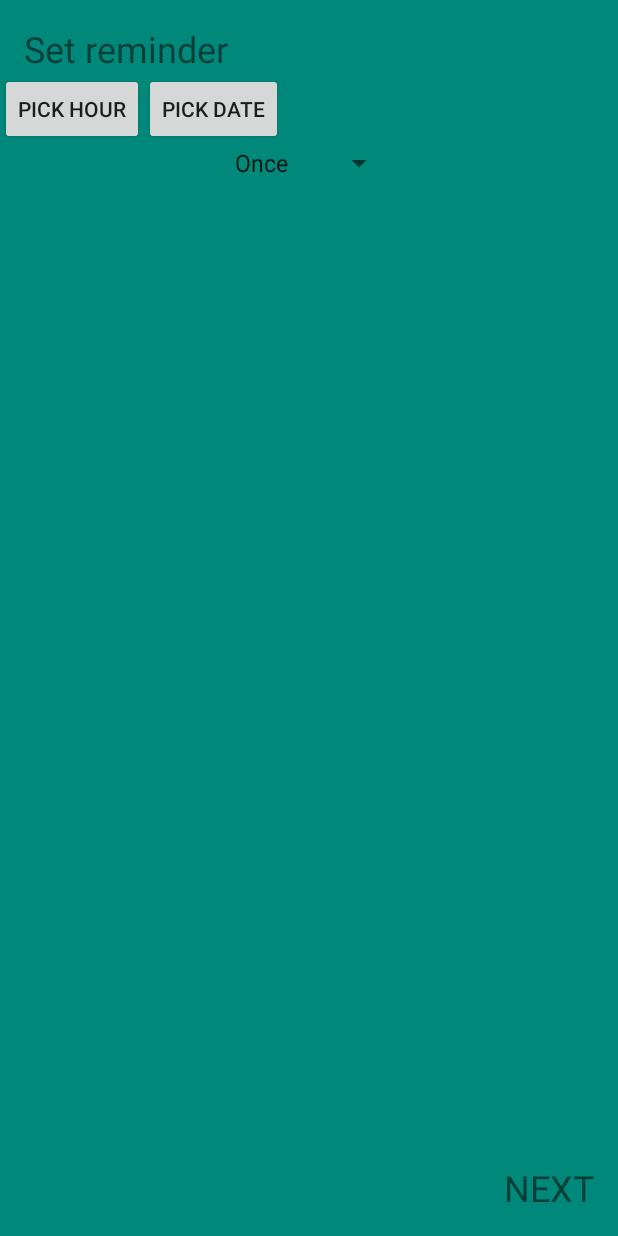
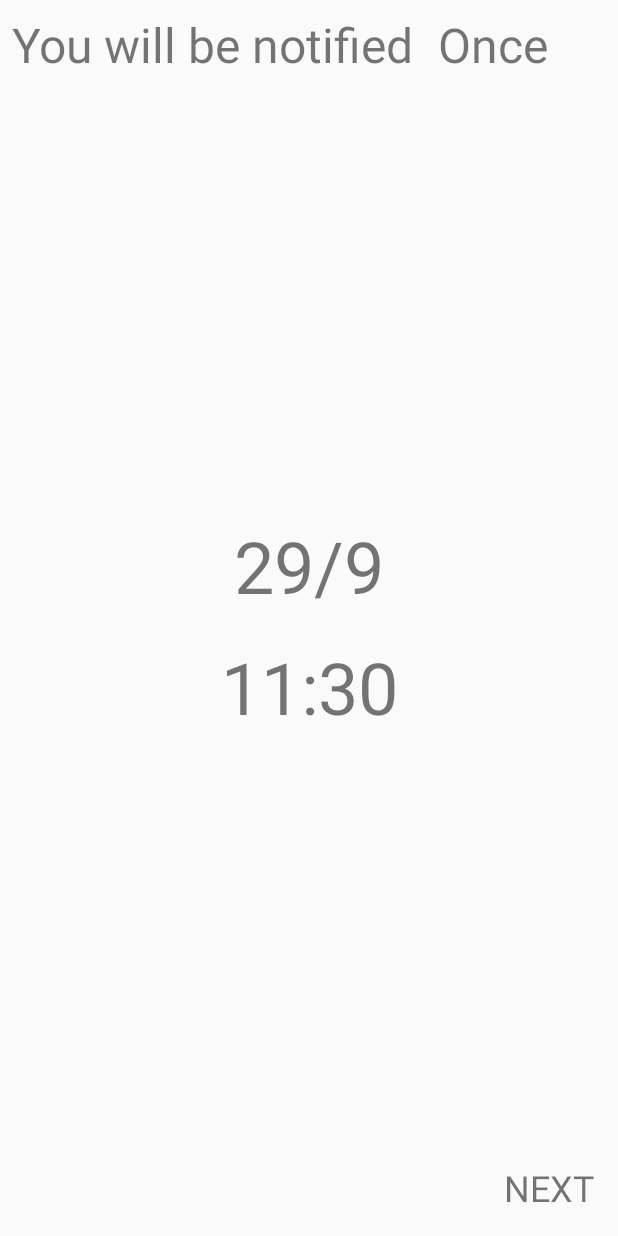
Before and after one commit to r0shka/Remind-Me, an Android app: the SetReminderFragment screen opened through its navigation route, on a phone screen of 412 x 824 dp. Run offline under Robolectric (Android 15) with nearby library versions, the phone set to English and light mode, and no system bars; our stand-ins replace Room's generated code, paging; libraries missing offline, so code that uses them is left out: androidx.paging; 6 statements that could not run were skipped.

Commit message:
improved ui

```diff
--- a/app/src/main/java/com/example/videoreminder/db/dao/TaskDao.java
+++ b/app/src/main/java/com/example/videoreminder/db/dao/TaskDao.java
@@ -26,7 +26,7 @@ public interface TaskDao {
     @Query("DELETE FROM TASK_TABLE")
     public void deleteAll();
 
-    @Query("SELECT * FROM TASK_TABLE ORDER BY alarm_timestamp")
+    @Query("SELECT * FROM TASK_TABLE")
     public DataSource.Factory<Integer, Task> getAllTasks();
 
     @Query("SELECT * FROM TASK_TABLE WHERE id = :id LIMIT 1")
--- a/app/src/main/java/com/example/videoreminder/ui/DetailsFragment.java
+++ b/app/src/main/java/com/example/videoreminder/ui/DetailsFragment.java
@@ -74,7 +74,7 @@ public class DetailsFragment extends Fragment {
         viewModel.getTaskById(taskId).observe(this, task -> {
             currentTask = task;
             title.setText(currentTask.getTitle());
-            description.setText(currentTask.getDescription());
+            description.setText(currentTask.getDescription()+""+currentTask.getPeriodicity());
             Utils.setBackgroundColor(currentTask.getBackgroundColor(), main);
         });
 
@@ -91,9 +91,6 @@ public class DetailsFragment extends Fragment {
             bundle.putInt("origin", MainFragment.DELETE_TASK_ORIGIN);
             Navigation.findNavController(v).navigate(R.id.action_detailsFragment_to_mainFragment, bundle);
         });
-
-        TextView cancelAlarm = rootView.findViewById(R.id.task_details_cancel_alarm);
-        cancelAlarm.setOnClickListener(v->cancelAlarm());
         return rootView;
     }
 
--- a/app/src/main/java/com/example/videoreminder/ui/SetReminderFragment.java
+++ b/app/src/main/java/com/example/videoreminder/ui/SetReminderFragment.java
@@ -48,6 +48,9 @@ public class SetReminderFragment extends Fragment implements AdapterView.OnItemS
     private long periodicity;
     private long alarmTimestamp;
 
+    private TextView pickHour;
+    private TextView pickDate;
+
     private int pickerHour = 0;
     private int pickerMin = 0;
     private int pickerYear = 0;
@@ -76,27 +79,26 @@ public class SetReminderFragment extends Fragment implements AdapterView.OnItemS
 
         viewModel = ViewModelProviders.of(this).get(TaskViewModel.class);
         dateHourSharedViewModel = ViewModelProviders.of(getActivity()).get(DateHourSharedViewModel.class);
-        setBackgroundColor(view);
 
         Spinner spinner = view.findViewById(R.id.frequency_spinner);
         // Create an ArrayAdapter using the string array and a default spinner layout
         ArrayAdapter<CharSequence> adapter = ArrayAdapter.createFromResource(getContext(),
-                R.array.reminder_periodicity_array, android.R.layout.simple_spinner_item);
+                R.array.reminder_periodicity_array, R.layout.spinner_item);
         adapter.setDropDownViewResource(android.R.layout.simple_spinner_dropdown_item);
         spinner.setAdapter(adapter);
         spinner.setOnItemSelectedListener(this);
-        isRepeatingAlarm = false;
 
         observeTime();
         observeDate();
+        setDefaultDateTime();
 
-        Button pickHourButton = view.findViewById(R.id.pick_hour_button);
-        pickHourButton.setOnClickListener(v -> {
+        pickHour = view.findViewById(R.id.pick_hour);
+        pickHour.setOnClickListener(v -> {
             showTimePickerDialog();
         });
 
-        Button pickDateButton = view.findViewById(R.id.pick_date_button);
-        pickDateButton.setOnClickListener(v -> {
+        pickDate = view.findViewById(R.id.pick_date);
+        pickDate.setOnClickListener(v -> {
             showDatePickerDialog();
         });
 
@@ -105,12 +107,16 @@ public class SetReminderFragment extends Fragment implements AdapterView.OnItemS
         Log.d("----->SetReminder", "color received:"+bundle.getInt("backgroundColor"));
         TextView nextButton = view.findViewById(R.id.pick_date_next);
         nextButton.setOnClickListener(v -> {
+            setAlarmTimestamp();
+            commitTask();
             setAlarm();
-            commitTask();
             Navigation.findNavController(v).navigate(R.id.action_pickDateFragment_to_mainFragment, bundle);
         });
     }
 
+    /**
+     * Save task to database, and put origin to bundle in order to display success message on main screen
+     */
     private void commitTask() {
         if (getArguments() != null) {
             String title = getArguments().getString("taskTitle");
@@ -120,11 +126,6 @@ public class SetReminderFragment extends Fragment implements AdapterView.OnItemS
             taskId = viewModel.addTask(task);
             getArguments().putInt("origin", MainFragment.NEW_TASK_ORIGIN);
         }
-    }
-
-    private void setBackgroundColor(View rootView) {
-        View main = rootView.findViewById(R.id.pick_date_container);
-        main.setBackgroundResource(R.color.background_color_green);
     }
 
     private void showTimePickerDialog() {
@@ -145,6 +146,7 @@ public class SetReminderFragment extends Fragment implements AdapterView.OnItemS
         dateHourSharedViewModel.getMinute().observe(this, minute -> {
             Log.i("Minute picked", "" + minute);
             pickerMin = minute;
+            pickHour.setText(pickerHour+":"+pickerMin);
         });
     }
 
@@ -160,7 +162,9 @@ public class SetReminderFragment extends Fragment implements AdapterView.OnItemS
         dateHourSharedViewModel.getDay().observe(this, day -> {
             Log.i("Day picked", "" + day);
             pickerDay = day;
+            pickDate.setText(pickerDay+"/"+pickerMonth);
         });
+
     }
 
     /**
@@ -176,6 +180,7 @@ public class SetReminderFragment extends Fragment implements AdapterView.OnItemS
         notifyIntent.putExtra("taskTitle", title);
         notifyIntent.putExtra("taskDescription", description);
         notifyIntent.putExtra("taskId", taskId);
+        notifyIntent.putExtra("taskPeriodicity", periodicity);
         Log.i("=====Id set:", " " + taskId);
 
         /* casting long id to int, hoping there won't be 2.1 billion tasks */
@@ -184,15 +189,12 @@ public class SetReminderFragment extends Fragment implements AdapterView.OnItemS
                         PendingIntent.FLAG_UPDATE_CURRENT);
         final AlarmManager alarmManager = (AlarmManager) getContext().getSystemService(ALARM_SERVICE);
 
-        setAlarmTimestamp();
-
         if (alarmManager != null) {
             if (isRepeatingAlarm) {
                 alarmManager.setInexactRepeating(AlarmManager.RTC_WAKEUP, alarmTimestamp,
                         periodicity, notifyPendingIntent);
             } else {
-                alarmManager.setExact(AlarmManager.RTC_WAKEUP, alarmTimestamp,
-                        notifyPendingIntent);
+                alarmManager.setExact(AlarmManager.RTC_WAKEUP, alarmTimestamp, notifyPendingIntent);
             }
             Log.d("SetReminder", "Alarm set! ------------------");
             Log.d("Alarm set for: ", "" + pickerHour + "h" + pickerMin + ", " +
@@ -215,18 +217,33 @@ public class SetReminderFragment extends Fragment implements AdapterView.OnItemS
             // Create the NotificationChannel with all the parameters.
             NotificationChannel notificationChannel = new NotificationChannel
                     (PRIMARY_CHANNEL_ID,
-                            "Stand up notification",
+                            "Task notification",
                             NotificationManager.IMPORTANCE_HIGH);
 
             notificationChannel.enableLights(true);
             notificationChannel.setLightColor(Color.RED);
             notificationChannel.enableVibration(true);
-            notificationChannel.setDescription("Notifies every 15 minutes to " +
-                    "stand up and walk");
+            notificationChannel.setDescription("Notifies user with his task");
             notificationManager.createNotificationChannel(notificationChannel);
         }
     }
 
+    /**
+     * Set default value for date/time
+     */
+    private void setDefaultDateTime(){
+        final Calendar c = Calendar.getInstance();
+        c.add(Calendar.HOUR_OF_DAY, 1);
+        dateHourSharedViewModel.setYear(c.get(Calendar.YEAR));
+        dateHourSharedViewModel.setMonth(c.get(Calendar.MONTH));
+        dateHourSharedViewModel.setDay(c.get(Calendar.DAY_OF_MONTH));
+        dateHourSharedViewModel.setHour(c.get(Calendar.HOUR_OF_DAY));
+        dateHourSharedViewModel.setMinute(c.get(Calendar.MINUTE));
+    }
+
+    /**
+     * Create timestamp based on observed data from dialogs
+     */
     private void setAlarmTimestamp(){
         Calendar calendar = Calendar.getInstance();
         calendar.setTimeInMillis(System.currentTimeMillis());
@@ -252,13 +269,18 @@ public class SetReminderFragment extends Fragment implements AdapterView.OnItemS
     public void onItemSelected(AdapterView<?> adapterView, View view, int selectedItemIndex, long l) {
         Log.i("Periodicity selected", "i=" + selectedItemIndex);
         switch (selectedItemIndex) {
+            case 0:
+                isRepeatingAlarm = false;
+                periodicity = Task.PERIODICITY_ONE_TIME;
+                break;
             case 1:
                 isRepeatingAlarm = true;
-//                periodicity = AlarmManager.INTERVAL_DAY; break;
-                periodicity = 5000; break;
+                periodicity = Task.PERIODICITY_DAILY;
+                break;
             case 2:
                 isRepeatingAlarm = true;
-                periodicity = AlarmManager.INTERVAL_DAY * 7; break;
+                periodicity = Task.PERIODICITY_WEEKLY;
+                break;
             default:
                 isRepeatingAlarm = false;
                 break;
--- /dev/null
+++ b/app/src/main/res/drawable/ic_one_white_36dp.xml
@@ -0,0 +1,5 @@
+<vector android:height="36dp" android:tint="#FFFFFF"
+    android:viewportHeight="24.0" android:viewportWidth="24.0"
+    android:width="36dp" xmlns:android="http://schemas.android.com/apk/res/android">
+    <path android:fillColor="#FF000000" android:pathData="M19,3L5,3c-1.1,0 -2,0.9 -2,2v14c0,1.1 0.9,2 2,2h14c1.1,0 2,-0.9 2,-2L21,5c0,-1.1 -0.9,-2 -2,-2zM14,17h-2L12,9h-2L10,7h4v10z"/>
+</vector>
--- /dev/null
+++ b/app/src/main/res/drawable/ic_repeat_white_36dp.xml
@@ -0,0 +1,5 @@
+<vector android:height="36dp" android:tint="#FFFFFF"
+    android:viewportHeight="24.0" android:viewportWidth="24.0"
+    android:width="36dp" xmlns:android="http://schemas.android.com/apk/res/android">
+    <path android:fillColor="#FF000000" android:pathData="M7,7h10v3l4,-4 -4,-4v3L5,5v6h2L7,7zM17,17L7,17v-3l-4,4 4,4v-3h12v-6h-2v4z"/>
+</vector>
--- a/app/src/main/res/layout/fragment_set_reminder.xml
+++ b/app/src/main/res/layout/fragment_set_reminder.xml
@@ -1,21 +1,11 @@
 <?xml version="1.0" encoding="utf-8"?>
 <androidx.constraintlayout.widget.ConstraintLayout xmlns:android="http://schemas.android.com/apk/res/android"
+    xmlns:app="http://schemas.android.com/apk/res-auto"
     xmlns:tools="http://schemas.android.com/tools"
+    android:id="@+id/pick_date_container"
     android:layout_width="match_parent"
     android:layout_height="match_parent"
-    android:id="@+id/pick_date_container"
-    xmlns:app="http://schemas.android.com/apk/res-auto"
     tools:context=".ui.SetReminderFragment">
-
-    <TextView
-        android:id="@+id/new_task_description_text"
-        android:layout_width="wrap_content"
-        android:layout_height="wrap_content"
-        android:layout_margin="16dp"
-        android:text="Set reminder"
-        android:textSize="24sp"
-        app:layout_constraintStart_toStartOf="parent"
-        app:layout_constraintTop_toTopOf="parent" />
 
     <TextView
         android:id="@+id/pick_date_next"
@@ -28,28 +18,50 @@
         app:layout_constraintBottom_toBottomOf="parent"
         app:layout_constraintEnd_toEndOf="parent" />
 
-    <Button
-        android:id="@+id/pick_hour_button"
-        android:layout_width="wrap_content"
-        android:layout_height="wrap_content"
-        android:text="Pick hour"
-        app:layout_constraintStart_toStartOf="parent"
-        app:layout_constraintTop_toBottomOf="@+id/new_task_description_text" />
-
-    <Button
-        android:id="@+id/pick_date_button"
-        android:layout_width="wrap_content"
-        android:layout_height="wrap_content"
-        android:text="Pick date"
-        app:layout_constraintStart_toEndOf="@+id/pick_hour_button"
-        app:layout_constraintTop_toBottomOf="@+id/new_task_description_text" />
 
     <Spinner
         android:id="@+id/frequency_spinner"
         android:layout_width="wrap_content"
         android:layout_height="wrap_content"
+        app:layout_constraintStart_toEndOf="@+id/reminder_message_one"
+        app:layout_constraintTop_toTopOf="parent" />
+
+    <TextView
+        android:id="@+id/reminder_message_one"
+        android:layout_width="wrap_content"
+        android:layout_height="wrap_content"
+        android:padding="8dp"
+        android:text="You will be notified"
+        android:textSize="32sp"
+        app:layout_constraintStart_toStartOf="parent"
+        app:layout_constraintTop_toTopOf="parent" />
+
+    <TextView
+        android:id="@+id/pick_date"
+        android:layout_width="wrap_content"
+        android:layout_height="wrap_content"
+        android:padding="8dp"
+        app:layout_constraintVertical_chainStyle="packed"
+        android:text="24/10"
+        android:textSize="48sp"
+        app:layout_constraintBottom_toTopOf="@+id/pick_hour"
         app:layout_constraintEnd_toEndOf="parent"
+        app:layout_constraintHorizontal_bias="0.5"
         app:layout_constraintStart_toStartOf="parent"
-        app:layout_constraintTop_toBottomOf="@+id/pick_hour_button" />
+        app:layout_constraintTop_toBottomOf="@+id/reminder_message_one" />
+
+    <TextView
+        android:id="@+id/pick_hour"
+        android:layout_width="wrap_content"
+        android:layout_height="wrap_content"
+        android:padding="8dp"
+        android:text="13:50"
+        android:textSize="48sp"
+        app:layout_constraintBottom_toTopOf="@+id/pick_date_next"
+        app:layout_constraintEnd_toEndOf="parent"
+        app:layout_constraintHorizontal_bias="0.5"
+        app:layout_constraintStart_toStartOf="parent"
+        app:layout_constraintTop_toBottomOf="@+id/pick_date" />
+
 
 </androidx.constraintlayout.widget.ConstraintLayout>
--- /dev/null
+++ b/app/src/main/res/layout/spinner_item.xml
@@ -0,0 +1,10 @@
+<?xml version="1.0" encoding="utf-8"?>
+<TextView xmlns:android="http://schemas.android.com/apk/res/android"
+    xmlns:tools="http://schemas.android.com/tools"
+    android:layout_width="match_parent"
+    android:layout_height="match_parent"
+    android:textSize="32sp"
+    android:padding="8dp"
+    tools:text="HEY">
+
+</TextView>
--- a/app/src/main/res/values/colors.xml
+++ b/app/src/main/res/values/colors.xml
@@ -1,5 +1,5 @@
 <?xml version="1.0" encoding="utf-8"?>
-<resources>
+<resources xmlns:tools="http://schemas.android.com/tools">
     <color name="colorPrimary">#616161</color>
     <color name="colorPrimaryDark">#373737</color>
     <color name="colorAccent">#000000</color>
@@ -9,4 +9,6 @@
     <color name="background_color_violet">#6A1B9A</color>
     <color name="background_color_green">#00897B</color>
     <color name="background_color_orange">#FB8C00</color>
+
+    <color name="mtrl_textinput_default_box_stroke_color" tools:override="true">@android:color/white</color>
 </resources>
```
Also changed, not shown: app/src/main/java/com/example/videoreminder/db/TaskRoomDatabase.java (+5 -5 lines), app/src/main/java/com/example/videoreminder/db/entity/Task.java (+6 -11 lines), app/src/main/java/com/example/videoreminder/ui/NewTaskFragment.java (+6 -7 lines), app/src/main/java/com/example/videoreminder/ui/SimpleItemRecyclerViewAdapter.java (+6 -15 lines), app/src/main/res/layout/fragment_details.xml (+12 -18 lines), app/src/main/res/layout/fragment_new_task.xml (+44 -28 lines), app/src/main/res/layout/task_list_content.xml (+7 -9 lines), app/src/main/res/values/styles.xml (+9 -0 lines).
